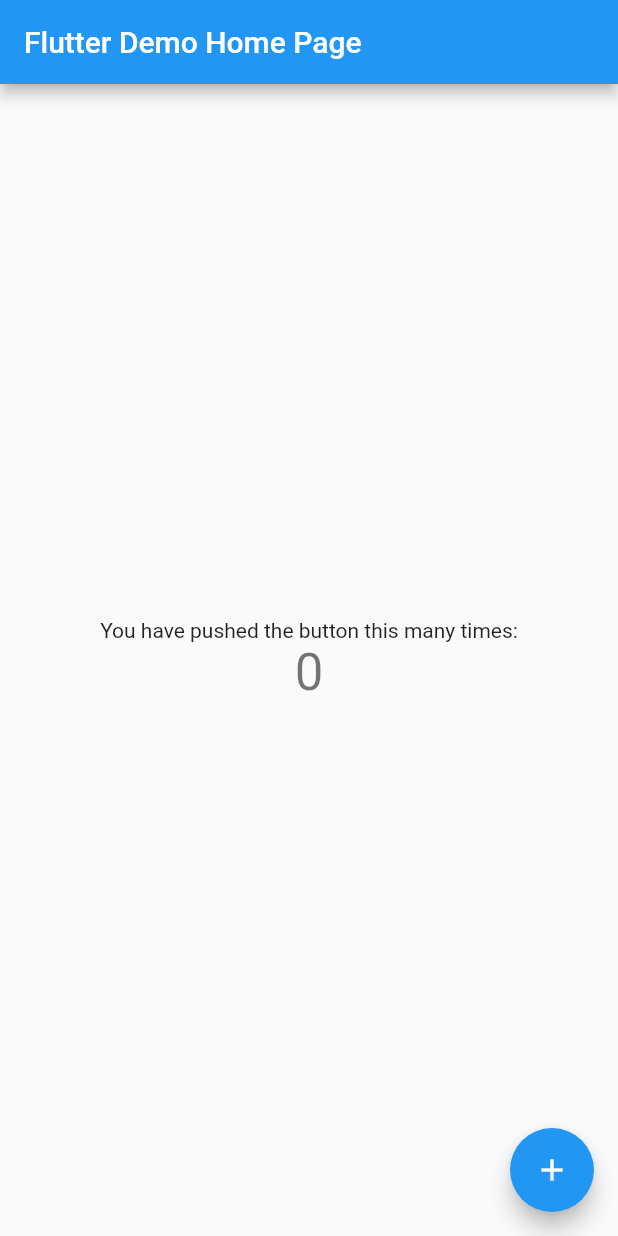
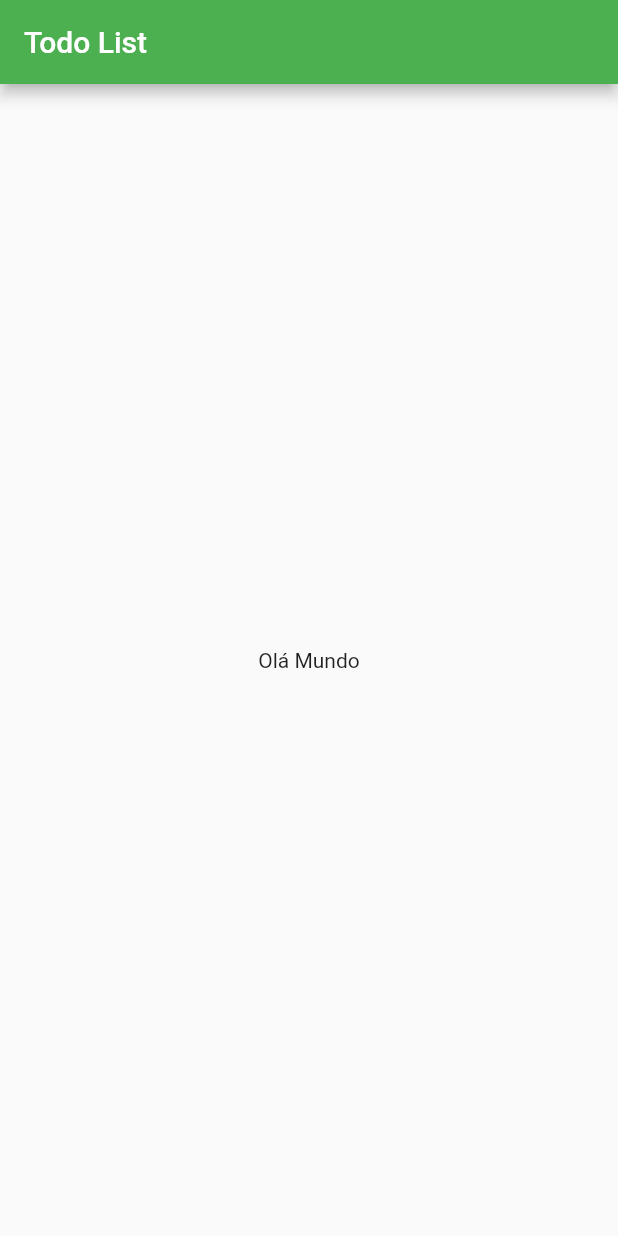
Before and after one commit to marcosbaia/todo, a Flutter app: the screen it shows after launch, on a phone screen of 412 x 824 dp. Run offline on Flutter 3.47's test engine with Material 2 defaults, Android fonts, the phone set to English and light mode, and no system bars.

Commit message:
Update main.dart

```diff
--- a/lib/main.dart
+++ b/lib/main.dart
@@ -1,113 +1,36 @@
 import 'package:flutter/material.dart';
 
-void main() {
-  runApp(MyApp());
-}
+void main() => runApp(App());
 
-class MyApp extends StatelessWidget {
-  // This widget is the root of your application.
+class App extends StatelessWidget {
   @override
   Widget build(BuildContext context) {
     return MaterialApp(
-      title: 'Flutter Demo',
+      title: 'Todo App',
+      debugShowCheckedModeBanner: false,
       theme: ThemeData(
-        // This is the theme of your application.
-        //
-        // Try running your application with "flutter run". You'll see the
-        // application has a blue toolbar. Then, without quitting the app, try
-        // changing the primarySwatch below to Colors.green and then invoke
-        // "hot reload" (press "r" in the console where you ran "flutter run",
-        // or simply save your changes to "hot reload" in a Flutter IDE).
-        // Notice that the counter didn't reset back to zero; the application
-        // is not restarted.
-        primarySwatch: Colors.blue,
+        primarySwatch: Colors.green,
       ),
-      home: MyHomePage(title: 'Flutter Demo Home Page'),
+      home: HomePage(),
     );
   }
 }
 
-class MyHomePage extends StatefulWidget {
-  MyHomePage({Key key, this.title}) : super(key: key);
-
-  // This widget is the home page of your application. It is stateful, meaning
-  // that it has a State object (defined below) that contains fields that affect
-  // how it looks.
-
-  // This class is the configuration for the state. It holds the values (in this
-  // case the title) provided by the parent (in this case the App widget) and
-  // used by the build method of the State. Fields in a Widget subclass are
-  // always marked "final".
-
-  final String title;
-
+class HomePage extends StatefulWidget {
   @override
-  _MyHomePageState createState() => _MyHomePageState();
+  _HomePageState createState() => _HomePageState();
 }
 
-class _MyHomePageState extends State<MyHomePage> {
-  int _counter = 0;
-
-  void _incrementCounter() {
-    setState(() {
-      // This call to setState tells the Flutter framework that something has
-      // changed in this State, which causes it to rerun the build method below
-      // so that the display can reflect the updated values. If we changed
-      // _counter without calling setState(), then the build method would not be
-      // called again, and so nothing would appear to happen.
-      _counter++;
-    });
-  }
-
+class _HomePageState extends State<HomePage> {
   @override
   Widget build(BuildContext context) {
-    // This method is rerun every time setState is called, for instance as done
-    // by the _incrementCounter method above.
-    //
-    // The Flutter framework has been optimized to make rerunning build methods
-    // fast, so that you can just rebuild anything that needs updating rather
-    // than having to individually change instances of widgets.
     return Scaffold(
       appBar: AppBar(
-        // Here we take the value from the MyHomePage object that was created by
-        // the App.build method, and use it to set our appbar title.
-        title: Text(widget.title),
+        title: Text("Todo List"),
       ),
-      body: Center(
-        // Center is a layout widget. It takes a single child and positions it
-        // in the middle of the parent.
-        child: Column(
-          // Column is also a layout widget. It takes a list of children and
-          // arranges them vertically. By default, it sizes itself to fit its
-          // children horizontally, and tries to be as tall as its parent.
-          //
-          // Invoke "debug painting" (press "p" in the console, choose the
-          // "Toggle Debug Paint" action from the Flutter Inspector in Android
-          // Studio, or the "Toggle Debug Paint" command in Visual Studio Code)
-          // to see the wireframe for each widget.
-          //
-          // Column has various properties to control how it sizes itself and
-          // how it positions its children. Here we use mainAxisAlignment to
-          // center the children vertically; the main axis here is the vertical
-          // axis because Columns are vertical (the cross axis would be
-          // horizontal).
-          mainAxisAlignment: MainAxisAlignment.center,
-          children: <Widget>[
-            Text(
-              'You have pushed the button this many times:',
-            ),
-            Text(
-              '$_counter',
-              style: Theme.of(context).textTheme.headline4,
-            ),
-          ],
-        ),
+      body: Container(
+        child: Center(child: Text("Olá Mundo")),
       ),
-      floatingActionButton: FloatingActionButton(
-        onPressed: _incrementCounter,
-        tooltip: 'Increment',
-        child: Icon(Icons.add),
-      ), // This trailing comma makes auto-formatting nicer for build methods.
     );
   }
 }
```
